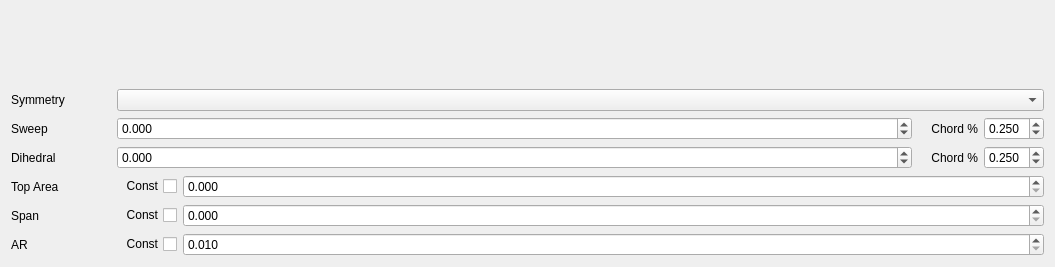
The window that TIGLViewer/src/modificators/ModificatorWingWidget.ui (DLR-SC/tigl) describes before a commit, drawn with Qt 5.
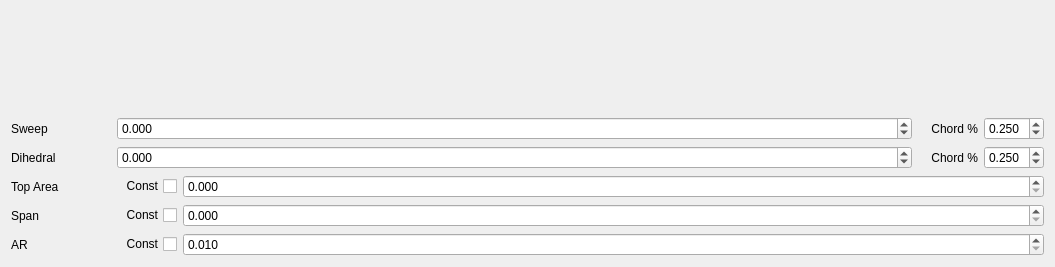
The same window after the commit. Custom widgets are drawn as their Qt base class.

Commit message: Add rotation and symmetry in GUI for wing

Diff of the .ui file:
```diff
--- a/TIGLViewer/src/modificators/ModificatorWingWidget.ui
+++ b/TIGLViewer/src/modificators/ModificatorWingWidget.ui
@@ -22,36 +22,10 @@
     </layout>
    </item>
    <item>
-    <layout class="QHBoxLayout" name="symmetryLayout">
-     <item>
-      <widget class="QLabel" name="labelSymmetry">
-       <property name="sizePolicy">
-        <sizepolicy hsizetype="Fixed" vsizetype="Preferred">
-         <horstretch>0</horstretch>
-         <verstretch>0</verstretch>
-        </sizepolicy>
-       </property>
-       <property name="minimumSize">
-        <size>
-         <width>100</width>
-         <height>0</height>
-        </size>
-       </property>
-       <property name="maximumSize">
-        <size>
-         <width>100</width>
-         <height>16777215</height>
-        </size>
-       </property>
-       <property name="text">
-        <string>Symmetry</string>
-       </property>
-      </widget>
-     </item>
-     <item>
-      <widget class="QComboBox" name="comboBoxSymmetry"/>
-     </item>
-    </layout>
+    <widget class="CTiglPointWidget" name="rotation" native="true"/>
+   </item>
+   <item>
+    <widget class="SymmetryComboBoxWidget" name="symmetry" native="true"/>
    </item>
    <item>
     <layout class="QHBoxLayout" name="sweepLayout">
@@ -492,6 +466,12 @@
    <header>modificators/CTiglPointWidget.h</header>
    <container>1</container>
   </customwidget>
+  <customwidget>
+   <class>SymmetryComboBoxWidget</class>
+   <extends>QWidget</extends>
+   <header>modificators/SymmetryComboBoxWidget.h</header>
+   <container>1</container>
+  </customwidget>
  </customwidgets>
  <resources/>
  <connections/>
```
The commit also changes 6 other files.
